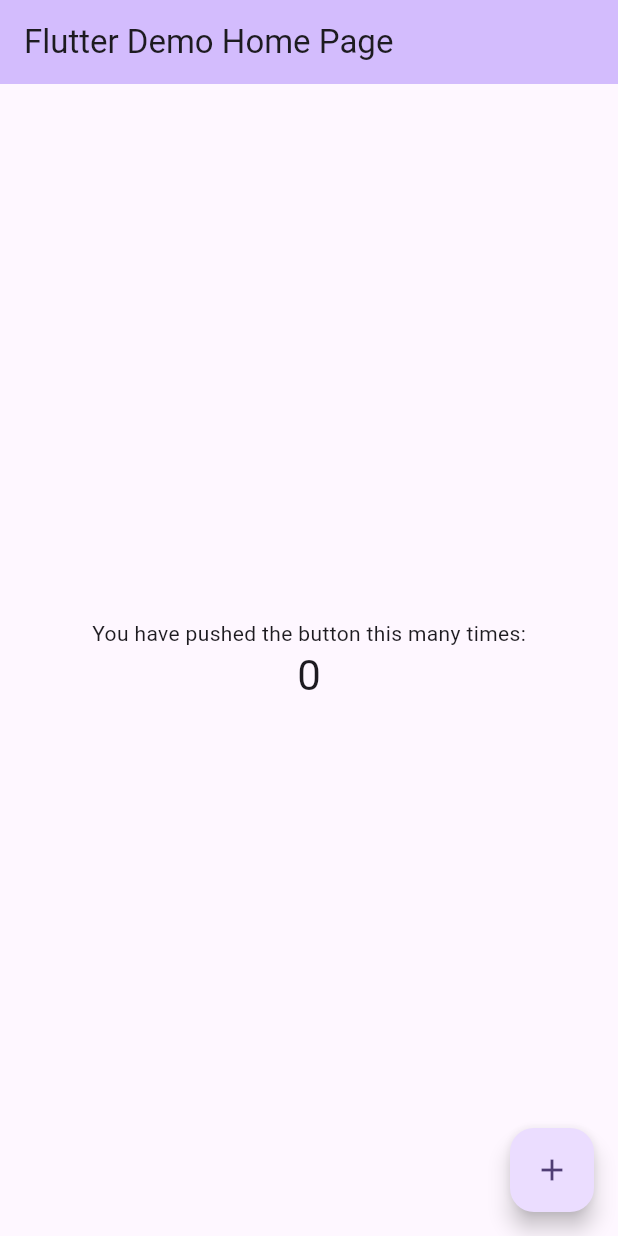
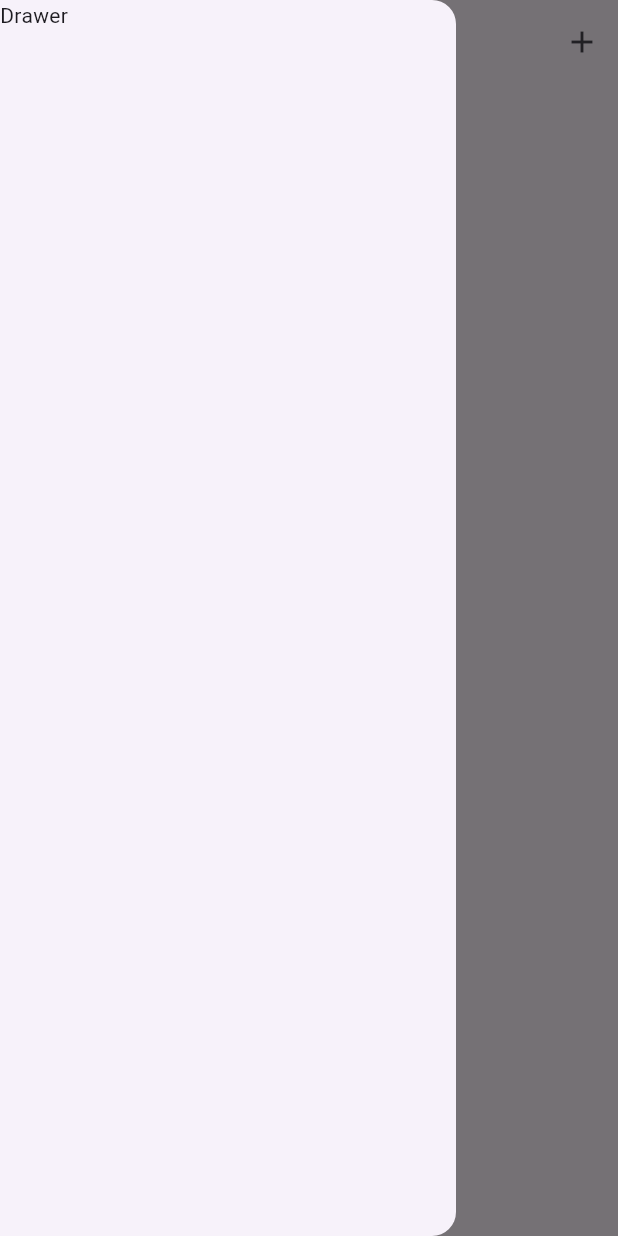
Before and after one commit to kjy991/hello_todo_list, a Flutter app: the screen it shows after launch, with the side drawer open (before the commit the screen has no drawer), on a phone screen of 412 x 824 dp. Run offline on Flutter 3.47's test engine with Material 3 defaults, Android fonts, the phone set to English and light mode, and no system bars.

Commit message:
feature: 메인 화면 UI 개발
메인 화면 레이아웃 및 기본 UI를 구현했습니다. 기존 MyHomePage를 제거하고 MainScreen을 생성하여 교체했습니다.

```diff
--- a/lib/main.dart
+++ b/lib/main.dart
@@ -1,4 +1,5 @@
 import 'package:flutter/material.dart';
+import 'package:hello_todo_list/mainscreen.dart';
 
 void main() {
   runApp(const MyApp());
@@ -11,112 +12,9 @@ class MyApp extends StatelessWidget {
   @override
   Widget build(BuildContext context) {
     return MaterialApp(
-      title: 'Flutter Demo',
-      theme: ThemeData(
-        // This is the theme of your application.
-        //
-        // TRY THIS: Try running your application with "flutter run". You'll see
-        // the application has a purple toolbar. Then, without quitting the app,
-        // try changing the seedColor in the colorScheme below to Colors.green
-        // and then invoke "hot reload" (save your changes or press the "hot
-        // reload" button in a Flutter-supported IDE, or press "r" if you used
-        // the command line to start the app).
-        //
-        // Notice that the counter didn't reset back to zero; the application
-        // state is not lost during the reload. To reset the state, use hot
-        // restart instead.
-        //
-        // This works for code too, not just values: Most code changes can be
-        // tested with just a hot reload.
-        colorScheme: ColorScheme.fromSeed(seedColor: Colors.deepPurple),
-      ),
-      home: const MyHomePage(title: 'Flutter Demo Home Page'),
+      debugShowCheckedModeBanner: false,
+      theme: ThemeData.light(useMaterial3: true),
+      home: const MainScreen(),
     );
   }
 }
-
-class MyHomePage extends StatefulWidget {
-  const MyHomePage({super.key, required this.title});
-
-  // This widget is the home page of your application. It is stateful, meaning
-  // that it has a State object (defined below) that contains fields that affect
-  // how it looks.
-
-  // This class is the configuration for the state. It holds the values (in this
-  // case the title) provided by the parent (in this case the App widget) and
-  // used by the build method of the State. Fields in a Widget subclass are
-  // always marked "final".
-
-  final String title;
-
-  @override
-  State<MyHomePage> createState() => _MyHomePageState();
-}
-
-class _MyHomePageState extends State<MyHomePage> {
-  int _counter = 0;
-
-  void _incrementCounter() {
-    setState(() {
-      // This call to setState tells the Flutter framework that something has
-      // changed in this State, which causes it to rerun the build method below
-      // so that the display can reflect the updated values. If we changed
-      // _counter without calling setState(), then the build method would not be
-      // called again, and so nothing would appear to happen.
-      _counter++;
-    });
-  }
-
-  @override
-  Widget build(BuildContext context) {
-    // This method is rerun every time setState is called, for instance as done
-    // by the _incrementCounter method above.
-    //
-    // The Flutter framework has been optimized to make rerunning build methods
-    // fast, so that you can just rebuild anything that needs updating rather
-    // than having to individually change instances of widgets.
-    return Scaffold(
-      appBar: AppBar(
-        // TRY THIS: Try changing the color here to a specific color (to
-        // Colors.amber, perhaps?) and trigger a hot reload to see the AppBar
-        // change color while the other colors stay the same.
-        backgroundColor: Theme.of(context).colorScheme.inversePrimary,
-        // Here we take the value from the MyHomePage object that was created by
-        // the App.build method, and use it to set our appbar title.
-        title: Text(widget.title),
-      ),
-      body: Center(
-        // Center is a layout widget. It takes a single child and positions it
-        // in the middle of the parent.
-        child: Column(
-          // Column is also a layout widget. It takes a list of children and
-          // arranges them vertically. By default, it sizes itself to fit its
-          // children horizontally, and tries to be as tall as its parent.
-          //
-          // Column has various properties to control how it sizes itself and
-          // how it positions its children. Here we use mainAxisAlignment to
-          // center the children vertically; the main axis here is the vertical
-          // axis because Columns are vertical (the cross axis would be
-          // horizontal).
-          //
-          // TRY THIS: Invoke "debug painting" (choose the "Toggle Debug Paint"
-          // action in the IDE, or press "p" in the console), to see the
-          // wireframe for each widget.
-          mainAxisAlignment: MainAxisAlignment.center,
-          children: <Widget>[
-            const Text('You have pushed the button this many times:'),
-            Text(
-              '$_counter',
-              style: Theme.of(context).textTheme.headlineMedium,
-            ),
-          ],
-        ),
-      ),
-      floatingActionButton: FloatingActionButton(
-        onPressed: _incrementCounter,
-        tooltip: 'Increment',
-        child: const Icon(Icons.add),
-      ), // This trailing comma makes auto-formatting nicer for build methods.
-    );
-  }
-}
--- /dev/null
+++ b/lib/mainscreen.dart
@@ -0,0 +1,35 @@
+import 'package:flutter/material.dart';
+
+class MainScreen extends StatefulWidget {
+  const MainScreen({super.key});
+  @override
+  State<StatefulWidget> createState() => _MainScreenState();
+}
+
+class _MainScreenState extends State<MainScreen> {
+  @override
+  Widget build(BuildContext context) {
+    return Scaffold(
+      drawer: Drawer(child: Text("Drawer")),
+      appBar: AppBar(
+        title: const Text("TODO App"),
+        centerTitle: true,
+        actions: [
+          IconButton(
+            onPressed: () {
+              showModalBottomSheet(
+                context: context,
+                builder: (context) {
+                  return Container(
+                    height: 250,
+                  );
+                },
+              );
+            },
+            icon: const Icon(Icons.add),
+          ),
+        ],
+      ),
+    );
+  }
+}
```
